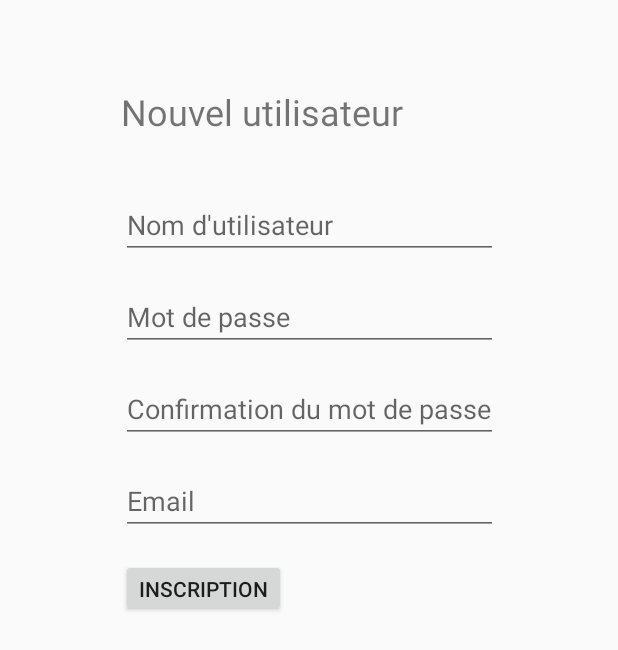
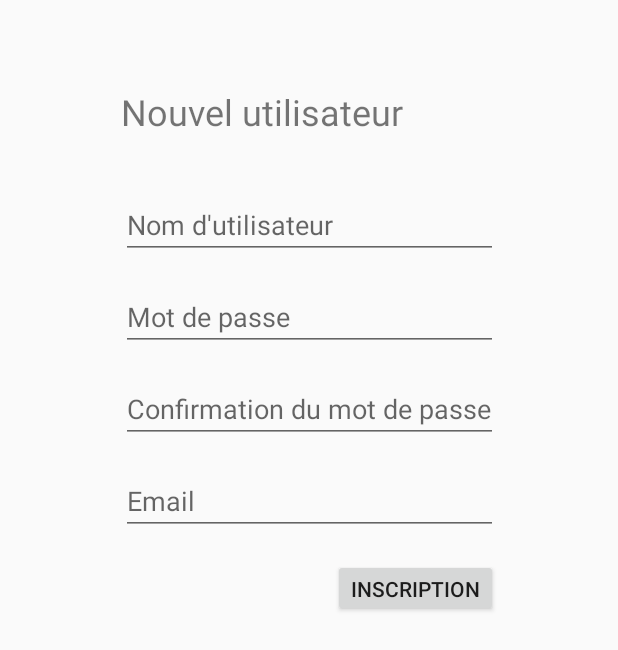
Before and after one commit to TheRealPaco/Festiv-Aman, an Android app: the NewUserActivity screen opened directly, with no data from a screen before it, on a phone screen of 412 x 824 dp. Shown: the top 650 px of the screen. Run offline under Robolectric (Android 15) with nearby library versions, the phone set to English and light mode, and no system bars.

Commit message:
Add mock checkup for new user
Add mock field check up for newUserActivity

```diff
--- a/app/src/main/res/layout/activity_new_user.xml
+++ b/app/src/main/res/layout/activity_new_user.xml
@@ -26,6 +26,7 @@
                 android:layout_width="wrap_content"
                 android:layout_height="361dp"
                 android:layout_marginTop="50dp"
+                android:layout_marginBottom="20dp"
                 android:focusable="true"
                 android:focusableInTouchMode="true"
                 android:orientation="vertical"
@@ -36,7 +37,7 @@
                 app:layout_constraintTop_toTopOf="parent">
 
                 <TextView
-                    android:id="@+id/textViewTitle"
+                    android:id="@+id/textViewTitleLogin"
                     android:layout_width="199dp"
                     android:layout_height="45dp"
                     android:layout_marginStart="16dp"
@@ -46,7 +47,7 @@
                     android:linksClickable="false"
                     android:text="@string/nouvel_utilisateur"
                     android:textSize="24sp"
-                    app:layout_constraintBottom_toTopOf="@+id/editTextUser"
+                    app:layout_constraintBottom_toTopOf="@+id/editTextNewUser"
                     app:layout_constraintEnd_toEndOf="parent"
                     app:layout_constraintHorizontal_bias="0.357"
                     app:layout_constraintStart_toStartOf="parent"
@@ -54,23 +55,23 @@
                     app:layout_constraintVertical_bias="0.1" />
 
                 <EditText
-                    android:id="@+id/editTextUser"
+                    android:id="@+id/editTextNewUser"
                     android:layout_width="251dp"
                     android:layout_height="45dp"
+                    android:layout_marginStart="16dp"
                     android:layout_marginTop="16dp"
-                    android:layout_marginStart="16dp"
                     android:layout_marginEnd="16dp"
                     android:layout_marginBottom="16dp"
                     android:ems="10"
                     android:hint="@string/username"
                     android:inputType="textPersonName"
-                    app:layout_constraintBottom_toTopOf="@+id/editTextPassword"
+                    app:layout_constraintBottom_toTopOf="@+id/editTextPasswordLogin"
                     app:layout_constraintEnd_toEndOf="parent"
                     app:layout_constraintHorizontal_bias="0.495"
                     app:layout_constraintStart_toStartOf="parent" />
 
                 <EditText
-                    android:id="@+id/editTextPassword"
+                    android:id="@+id/editTextPasswordNewUser"
                     android:layout_width="251dp"
                     android:layout_height="45dp"
                     android:layout_marginStart="16dp"
@@ -79,7 +80,7 @@
                     android:ems="10"
                     android:hint="@string/password"
                     android:inputType="textPassword"
-                    app:layout_constraintBottom_toTopOf="@+id/editTextUser"
+                    app:layout_constraintBottom_toTopOf="@+id/editTextNewUser"
                     app:layout_constraintEnd_toEndOf="parent"
                     app:layout_constraintHorizontal_bias="0.505"
                     app:layout_constraintStart_toStartOf="parent" />
@@ -94,13 +95,13 @@
                     android:ems="10"
                     android:hint="@string/password_confirm"
                     android:inputType="textPassword"
-                    app:layout_constraintBottom_toTopOf="@+id/editTextEmail"
+                    app:layout_constraintBottom_toTopOf="@+id/editTextEmailNewUser"
                     app:layout_constraintEnd_toEndOf="parent"
                     app:layout_constraintHorizontal_bias="0.495"
                     app:layout_constraintStart_toStartOf="parent" />
 
                 <EditText
-                    android:id="@+id/editTextEmail"
+                    android:id="@+id/editTextEmailNewUser"
                     android:layout_width="251dp"
                     android:layout_height="45dp"
                     android:layout_marginStart="16dp"
@@ -114,9 +115,10 @@
                     android:id="@+id/buttonCreateUser"
                     android:layout_width="wrap_content"
                     android:layout_height="wrap_content"
-                    android:layout_gravity="left"
+                    android:layout_gravity="right"
                     android:layout_marginStart="16dp"
                     android:layout_marginEnd="16dp"
+                    android:onClick="newUser"
                     android:text="@string/sign_up" />
 
 
```
Also changed, not shown: app/src/main/java/com/s5/festivaman/LoginActivity.java (+2 -7 lines), app/src/main/java/com/s5/festivaman/NewUserActivity.java (+85 -0 lines).
